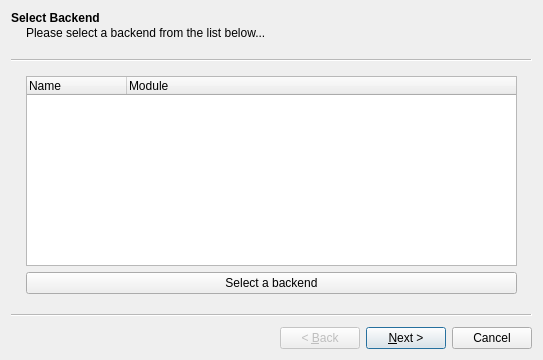
Old version of the form kmymoney/plugins/woob/dialogs/mapaccountwizard.ui in the repository KDE/kmymoney.
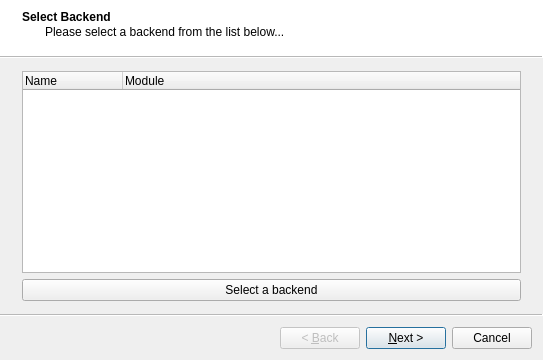
New version of the form.

Commit message: Use unique style for wizards

```diff
--- a/kmymoney/plugins/woob/dialogs/mapaccountwizard.ui
+++ b/kmymoney/plugins/woob/dialogs/mapaccountwizard.ui
@@ -13,6 +13,9 @@
   <property name="windowTitle">
    <string>Account Mapping</string>
   </property>
+  <property name="wizardStyle">
+   <enum>QWizard::ModernStyle</enum>
+  </property>
   <widget class="QWizardPage" name="pageBackends">
    <property name="title">
     <string>Select Backend</string>
```
The commit also changes 3 other files.
